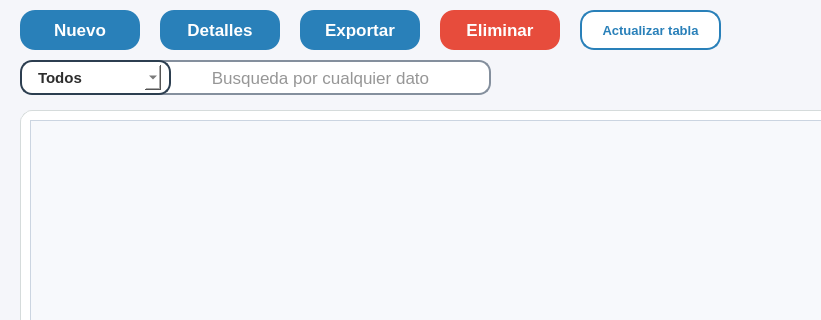
Proyecto-Uptjaa/Proyecto_SIRA, file resources/ui/gestion_empleados.ui: the form before one commit; both pictures show x 0 to 821 and y 0 to 320 of the 1111 by 621 pixel window.
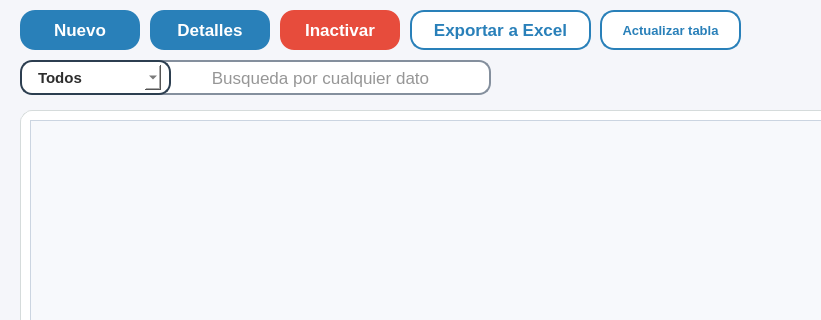
The form after the commit. Icons and pictures are not drawn.

Commit message: Refactor: Ajustar geometría y textos en botones de exportación y eliminar

```diff
--- a/resources/ui/gestion_empleados.ui
+++ b/resources/ui/gestion_empleados.ui
@@ -71,68 +71,6 @@
     <number>0</number>
    </property>
   </widget>
-  <widget class="QPushButton" name="btnEliminar_emple">
-   <property name="geometry">
-    <rect>
-     <x>440</x>
-     <y>10</y>
-     <width>120</width>
-     <height>40</height>
-    </rect>
-   </property>
-   <property name="sizePolicy">
-    <sizepolicy hsizetype="Minimum" vsizetype="Fixed">
-     <horstretch>0</horstretch>
-     <verstretch>0</verstretch>
-    </sizepolicy>
-   </property>
-   <property name="minimumSize">
-    <size>
-     <width>120</width>
-     <height>40</height>
-    </size>
-   </property>
-   <property name="maximumSize">
-    <size>
-     <width>120</width>
-     <height>40</height>
-    </size>
-   </property>
-   <property name="font">
-    <font>
-     <family>Segoe UI</family>
-     <pointsize>13</pointsize>
-     <bold>true</bold>
-    </font>
-   </property>
-   <property name="cursor">
-    <cursorShape>PointingHandCursor</cursorShape>
-   </property>
-   <property name="layoutDirection">
-    <enum>Qt::LayoutDirection::LeftToRight</enum>
-   </property>
-   <property name="styleSheet">
-    <string notr="true">QPushButton {
-  
-	
-	background-color: #e74c3c;
-    color: #FFFFFF;
-    border: none;
-    padding: 8px 16px;
-    border-radius: 14px;
-}
-QPushButton:hover {
-	background-color: #C0392B
-}</string>
-   </property>
-   <property name="text">
-    <string>Eliminar</string>
-   </property>
-   <property name="icon">
-    <iconset resource="../icons/resources_ui.qrc">
-     <normaloff>:/icons/delete_white.png</normaloff>:/icons/delete_white.png</iconset>
-   </property>
-  </widget>
   <widget class="QLineEdit" name="lneBuscar_emple">
    <property name="geometry">
     <rect>
@@ -369,9 +307,9 @@
   <widget class="QToolButton" name="btnExportar_emple">
    <property name="geometry">
     <rect>
-     <x>300</x>
+     <x>410</x>
      <y>10</y>
-     <width>120</width>
+     <width>181</width>
      <height>40</height>
     </rect>
    </property>
@@ -383,7 +321,7 @@
    </property>
    <property name="maximumSize">
     <size>
-     <width>120</width>
+     <width>300</width>
      <height>40</height>
     </size>
    </property>
@@ -402,9 +340,9 @@
    </property>
    <property name="styleSheet">
     <string notr="true">QToolButton {
-   background-color: #2980b9;
-    color: #FFFFFF;
-    border: none;
+   background-color: white;
+    color: #2980b9;
+    border: 1.5px solid #2980b9;
     padding: 8px 7px;
     border-radius: 14px;
 }
@@ -429,7 +367,7 @@
 }</string>
    </property>
    <property name="text">
-    <string>Exportar</string>
+    <string>Exportar a Excel</string>
    </property>
    <property name="icon">
     <iconset resource="../icons/resources_ui.qrc">
@@ -566,7 +504,7 @@
   <widget class="QPushButton" name="btnDetalles_emple">
    <property name="geometry">
     <rect>
-     <x>160</x>
+     <x>150</x>
      <y>10</y>
      <width>120</width>
      <height>40</height>
@@ -1001,7 +939,7 @@
   <widget class="QPushButton" name="btnActualizar_db_emple">
    <property name="geometry">
     <rect>
-     <x>580</x>
+     <x>600</x>
      <y>10</y>
      <width>141</width>
      <height>40</height>
@@ -1117,6 +1055,66 @@
     <set>Qt::AlignmentFlag::AlignLeading|Qt::AlignmentFlag::AlignLeft|Qt::AlignmentFlag::AlignVCenter</set>
    </property>
   </widget>
+  <widget class="QPushButton" name="btnInactivar_emple">
+   <property name="geometry">
+    <rect>
+     <x>280</x>
+     <y>10</y>
+     <width>120</width>
+     <height>40</height>
+    </rect>
+   </property>
+   <property name="sizePolicy">
+    <sizepolicy hsizetype="Minimum" vsizetype="Fixed">
+     <horstretch>0</horstretch>
+     <verstretch>0</verstretch>
+    </sizepolicy>
+   </property>
+   <property name="minimumSize">
+    <size>
+     <width>120</width>
+     <height>40</height>
+    </size>
+   </property>
+   <property name="maximumSize">
+    <size>
+     <width>120</width>
+     <height>40</height>
+    </size>
+   </property>
+   <property name="font">
+    <font>
+     <family>Segoe UI</family>
+     <pointsize>13</pointsize>
+     <bold>true</bold>
+    </font>
+   </property>
+   <property name="cursor">
+    <cursorShape>PointingHandCursor</cursorShape>
+   </property>
+   <property name="layoutDirection">
+    <enum>Qt::LayoutDirection::LeftToRight</enum>
+   </property>
+   <property name="styleSheet">
+    <string notr="true">QPushButton {
+	background-color: #e74c3c;
+    color: #FFFFFF;
+    border: none;
+    padding: 8px 8px;
+    border-radius: 14px;
+}
+QPushButton:hover {
+	background-color: #C0392B
+}</string>
+   </property>
+   <property name="text">
+    <string>Inactivar</string>
+   </property>
+   <property name="icon">
+    <iconset resource="../icons/resources_ui.qrc">
+     <normaloff>:/icons/cancelar_w2.png</normaloff>:/icons/cancelar_w2.png</iconset>
+   </property>
+  </widget>
  </widget>
  <resources>
   <include location="../icons/resources_ui.qrc"/>
```
Left out of the diff: 5 changed lines with no effect on the pictures. The commit also changes 9 other files.
